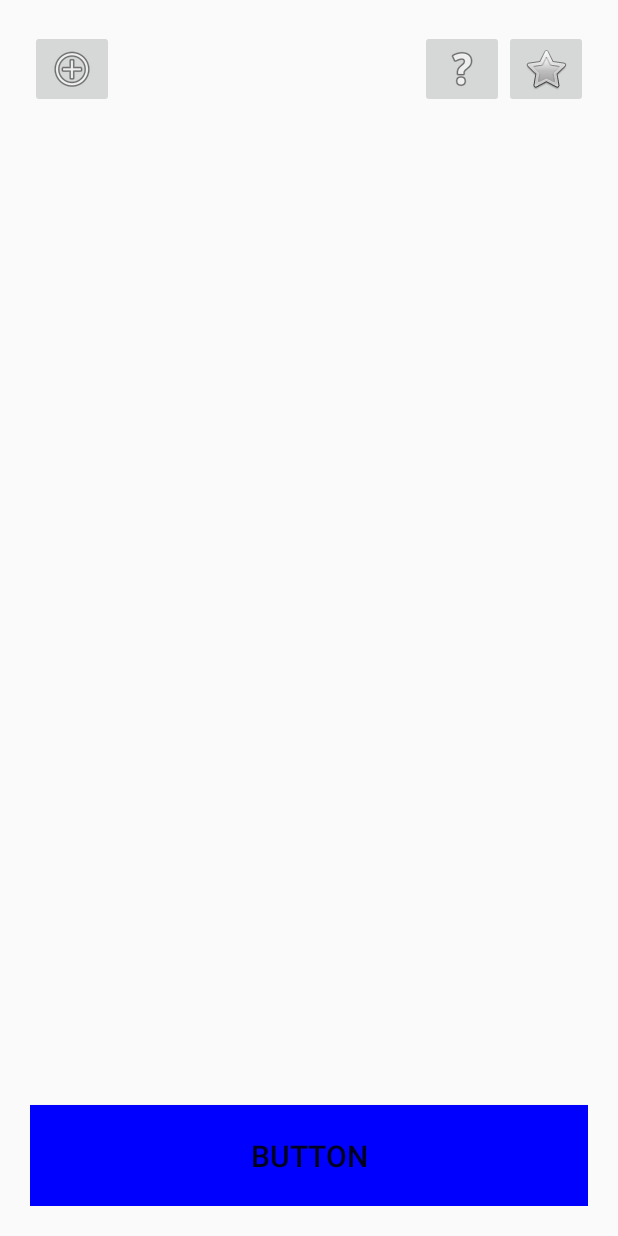
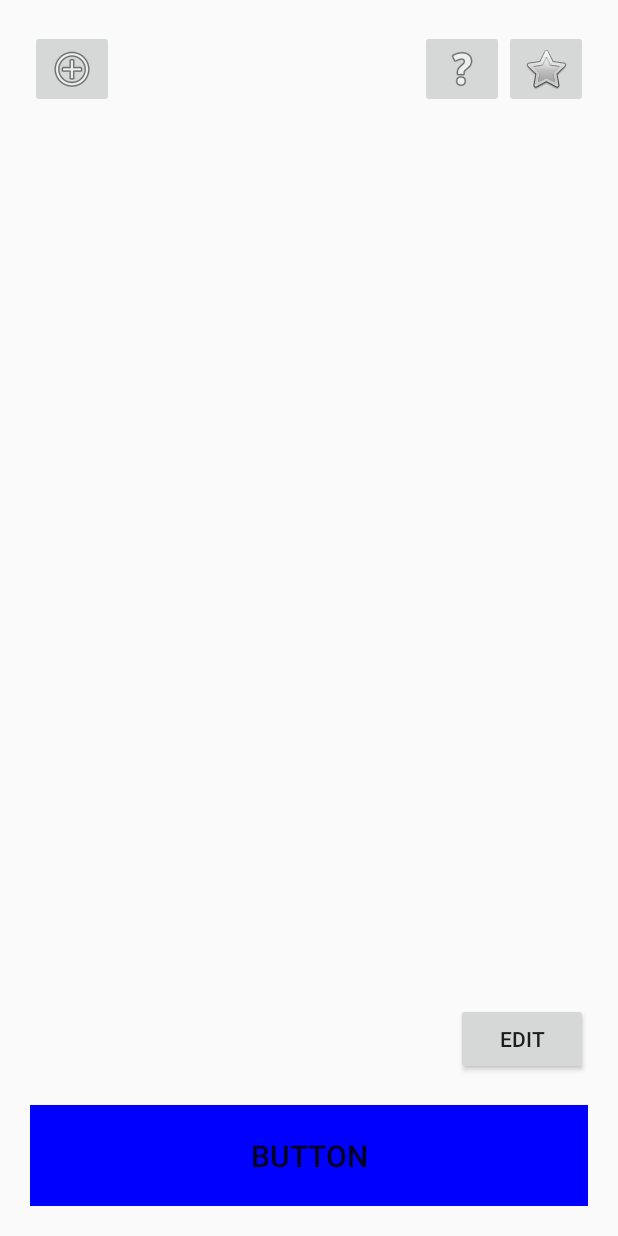
Before and after one commit to Yifei9119/IAT359PetJournal, an Android app: the MainActivity screen opened directly, with no data from a screen before it, on a phone screen of 412 x 824 dp. Run offline under Robolectric (Android 15) with nearby library versions, the light colour scheme and no system bars; 1 statement that could not run was skipped.

Commit message:
update sql done

```diff
--- a/app/src/main/java/com/example/iat359_petjournal/Constants.java
+++ b/app/src/main/java/com/example/iat359_petjournal/Constants.java
@@ -20,5 +20,5 @@ public class Constants {
     public static final String IMAGEID = "_id";
 
 
-    public static final int DATABASE_VERSION = 3;
+    public static final int DATABASE_VERSION = 4;
 }
--- a/app/src/main/java/com/example/iat359_petjournal/MainActivity.java
+++ b/app/src/main/java/com/example/iat359_petjournal/MainActivity.java
@@ -6,21 +6,16 @@ import android.content.Intent;
 import android.content.SharedPreferences;
 import android.database.Cursor;
 import android.graphics.Color;
-import android.content.res.Resources;
+import android.graphics.drawable.ColorDrawable;
 import android.os.Bundle;
+import android.text.method.KeyListener;
 import android.util.Log;
-import android.view.LayoutInflater;
 import android.view.View;
 import android.view.ViewGroup;
 import android.widget.Button;
 import android.widget.EditText;
 import android.widget.ImageButton;
 import android.widget.ImageView;
-import android.widget.LinearLayout;
-import android.widget.TextView;
-import android.widget.Toast;
-
-import androidx.annotation.ColorInt;
 
 import java.util.ArrayList;
 
@@ -32,10 +27,12 @@ public class MainActivity extends Activity implements View.OnClickListener {
     ImageButton settings;
     static Button journal;
 
-    TextView petName;
+    EditText petName;
     ImageView petSelected;
 
-    int breedSelected =1;
+    Button edit;
+
+    int breedSelected;
 
     MyDatabase db;
     MyHelper helper;
@@ -65,9 +62,13 @@ public class MainActivity extends Activity implements View.OnClickListener {
         tips = (ImageButton) findViewById(R.id.tips_advice);
         settings = (ImageButton) findViewById(R.id.settings);
         journal = (Button) findViewById(R.id.journal);
-        petName = (TextView) findViewById(R.id.petName);
+        petName = (EditText) findViewById(R.id.petName);
         petSelected = (ImageView) findViewById(R.id.petSelected);
+        edit = (Button) findViewById(R.id.editButton);
 
+
+        petName.setBackgroundResource(android.R.color.transparent);
+        makeEditable(false, petName);
 
         sharedPrefs = getSharedPreferences("MyData", Context.MODE_PRIVATE);
 
@@ -134,9 +135,48 @@ public class MainActivity extends Activity implements View.OnClickListener {
         breedSelected = createNewImageView(results[1]);
         petSelected.setImageResource(breedSelected);
 
-
         setMode();
 
+
+//      edit button after click make edittext clickable for user to edit the text
+//      update the text based on user input
+        edit.setOnClickListener(new View.OnClickListener(){
+            @Override
+            public void onClick(View v) {
+                if(v.getId()==R.id.editButton) {
+                    makeEditable(true, petName);
+                    edit.setId(R.id.saveButton);
+                    edit.setText("Save");
+                }
+                else if(v.getId()==R.id.saveButton){
+                    String id = "1";
+                    makeEditable(false,petName);
+                    edit.setId(R.id.editButton);
+                    edit.setText("Edit");
+
+                    Log.d("help", ""+petName.getId());
+                    if(petName.getId()==R.id.name1){
+                        id = "1";
+                    }
+                    else if(petName.getId()==R.id.name2){
+                        id = "2";
+                    }
+                    if(petName.getId()==R.id.name3){
+                        id = "3";
+                    }
+                    if(petName.getId()==R.id.name4){
+                        id = "4";
+                    }
+                    if(petName.getId()==R.id.name5){
+                        id = "5";
+                    }
+                    db.updatePetNameData(petName.getText().toString(), id);
+
+
+
+                }
+            }
+        });
 
         // image button listening on click
 //    after click start intent to journal class
@@ -204,8 +244,6 @@ public static void setMode(){
 }
     private Integer createNewImageView(String text) {
 
-        Log.d("tag", ""+text);
-
         switch (text) {
             case "German Shepherd":
                 breedSelected = R.drawable.germansherperd;
@@ -228,20 +266,32 @@ public static void setMode(){
     @Override
     public void onClick(View v) {
         if (v.getTag().equals(String.valueOf(1))) {
-                selectedImage=1;
+            selectedImage=1;
+            petName.setId(R.id.name1);
+
         }
         else if (v.getTag().equals(String.valueOf(2))) {
             selectedImage=2;
+            petName.setId(R.id.name2);
+
         }
         else if (v.getTag().equals(String.valueOf(3))) {
             selectedImage=3;
+            petName.setId(R.id.name3);
+
         }
         else if (v.getTag().equals(String.valueOf(4))) {
             selectedImage=4;
+            petName.setId(R.id.name4);
+
         }
         else if (v.getTag().equals(String.valueOf(5))) {
             selectedImage=5;
+            petName.setId(R.id.name5);
+
         }
+
+
 //        String selected = db.getSelectedData(String.valueOf(selectedImage));
 //        String[]  results = (selected.split(","));
 //        petName.setText(results[0]);
@@ -262,7 +312,10 @@ public static void setMode(){
         String selected = db.getSelectedData(String.valueOf(selectedImage));
         String[]  results = (selected.split(","));
         petName.setText(results[0]);
+        Log.d("LOG",results[1]);
+
         breedSelected = createNewImageView(results[1]);
+        Log.d("LOG", ""+breedSelected);
         petSelected.setImageResource(breedSelected);
 
 
@@ -273,4 +326,25 @@ public static void setMode(){
 //        }
 
     }
+
+    private void makeEditable(boolean isEditable, EditText et){
+        if(isEditable){
+            et.setFocusable(true);
+            et.setEnabled(true);
+            et.setClickable(true);
+            et.setFocusableInTouchMode(true);
+            et.setBackgroundResource(R.drawable.underline);
+            et.setKeyListener(new EditText(getApplicationContext()).getKeyListener());
+
+        }else{
+            et.setFocusable(false);
+            et.setClickable(false);
+            et.setFocusableInTouchMode(false);
+            et.setBackground(null);
+            et.setKeyListener(null);
+
+        }
+    }
+
+
 }
--- /dev/null
+++ b/app/src/main/res/drawable/underline.xml
@@ -0,0 +1,15 @@
+<?xml version="1.0" encoding="utf-8"?>
+<layer-list xmlns:android="http://schemas.android.com/apk/res/android" >
+
+    <item android:bottom="1dp"
+        android:left="-2dp"
+        android:right="-2dp"
+        android:top="-2dp">
+        <shape android:shape="rectangle" >
+            <stroke
+                android:width="1dp"
+                android:color="@android:color/black" />
+        </shape>
+    </item>
+
+</layer-list>
--- a/app/src/main/res/layout/main_activity.xml
+++ b/app/src/main/res/layout/main_activity.xml
@@ -83,11 +83,30 @@
                 android:layout_height="wrap_content"
                 android:layout_weight="0" />
 
-            <TextView
-                android:id="@+id/petName"
+            <LinearLayout
                 android:layout_width="match_parent"
                 android:layout_height="wrap_content"
-                android:layout_weight="0" />
+                android:layout_marginBottom="20dp"
+                android:layout_weight="0"
+                android:gravity="start|end"
+                android:orientation="horizontal">
+
+                <EditText
+                    android:id="@+id/petName"
+                    android:layout_width="wrap_content"
+                    android:layout_height="wrap_content"
+                    android:layout_weight="1"
+                    android:clickable="false"
+                    android:focusable="false"
+                    android:inputType="text" />
+
+                <Button
+                    android:id="@+id/editButton"
+                    android:layout_width="wrap_content"
+                    android:layout_height="wrap_content"
+                    android:layout_weight="0"
+                    android:text="Edit" />
+            </LinearLayout>
 
             <Button
                 android:id="@+id/journal"
--- /dev/null
+++ b/app/src/main/res/values/ids.xml
@@ -0,0 +1,10 @@
+<resources>
+    <item type="id" name="saveButton"/>
+    <item type="id" name="editButton"/>
+    <item type="id" name="name1"/>
+    <item type="id" name="name2"/>
+    <item type="id" name="name3"/>
+    <item type="id" name="name4"/>
+    <item type="id" name="name5"/>
+
+</resources>
```
Also changed, not shown: app/src/main/java/com/example/iat359_petjournal/MyDatabase.java (+42 -0 lines).
